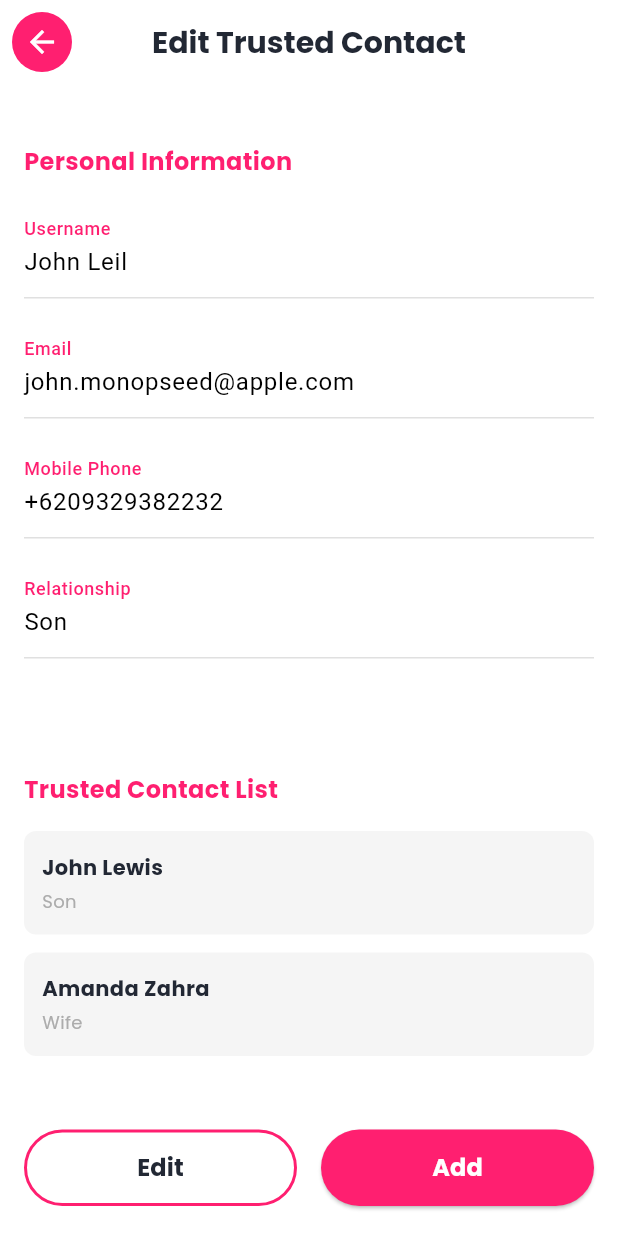
After one commit to bdytnnjh/bayarbuddy, a Flutter app: the TrustedContactScreen screen opened directly, after a tap on the "edit" icon, on a phone screen of 412 x 824 dp. The commit adds this screen. Run offline on Flutter 3.47's test engine with Material 3 defaults, Android fonts, the phone set to English and light mode, and no system bars; our stand-ins replace firebase_core; accounts and stored records are empty.

Commit message:
add family_member and trusted_contact

```diff
--- a/lib/presentation/screens/home/home_screen.dart
+++ b/lib/presentation/screens/home/home_screen.dart
@@ -70,7 +70,7 @@ class HomeScreen extends StatelessWidget {
                   spacing: 8.0,
                   mainAxisSize: MainAxisSize.min,
                   children: [
-                    Icon(Icons.login_outlined, color: Colors.white),
+                    Image.asset('assets/imgs/icn_logout.png', width: 20, height: 20, color: Colors.white),
                     Text('Log out', style: TextStyle(color: Colors.white)),
                   ],
                 )
--- a/lib/presentation/screens/profile/profile_screen.dart
+++ b/lib/presentation/screens/profile/profile_screen.dart
@@ -1,3 +1,4 @@
+import 'package:app/presentation/screens/trusted_contact/trusted_contact_screen.dart';
 import 'package:flutter/material.dart';
 import 'package:app/presentation/screens/limit/limit_screen.dart';
 
@@ -64,7 +65,9 @@ class _ProfileScreenState extends State<ProfileScreen> {
              _buildNavigationRow('Limit Transactions', () {
               Navigator.push(context, MaterialPageRoute(builder: (context) => LimitTransactionScreen()));
              }),
-             _buildNavigationRow('Trusted Contacts', () {}),
+             _buildNavigationRow('Trusted Contacts', () {
+              Navigator.push(context, MaterialPageRoute(builder: (context) => TrustedContactScreen()));
+             }),
              _buildToggleRow('Display Mode', displayModeEnabled, (value) {
                 setState(() {
                 displayModeEnabled = value;
--- /dev/null
+++ b/lib/presentation/screens/trusted_contact/trusted_contact_screen.dart
@@ -0,0 +1,256 @@
+import 'package:app/core/themes/app_theme.dart';
+import 'package:app/core/widgets/customs/app_bar_global.dart';
+import 'package:flutter/material.dart';
+
+class TrustedContactScreen extends StatefulWidget {
+  const TrustedContactScreen({super.key});
+
+  @override
+  State<TrustedContactScreen> createState() => _TrustedContactScreenState();
+}
+
+class _TrustedContactScreenState extends State<TrustedContactScreen> {
+  List<Map<String, String>> trustedContacts = [
+    {'name': 'John Lewis', 'relationship': 'Son'},
+    {'name': 'Amanda Zahra', 'relationship': 'Wife'},
+  ];
+
+  bool _isViewMode = true;
+
+  @override
+  Widget build(BuildContext context) {
+    return Scaffold(
+      appBar: AppBarGlobal(title: _isViewMode ? 'Trusted Contact' : 'Edit Trusted Contact'),
+      backgroundColor: Colors.white,
+      body: SingleChildScrollView(
+        child: Padding(
+          padding: const EdgeInsets.symmetric(horizontal: 16.0, vertical: 20.0),
+          child: Column(
+            crossAxisAlignment: CrossAxisAlignment.start,
+            children: [
+              const SizedBox(height: 20),
+              // Personal Information Section (only in add/edit mode)
+              if (!_isViewMode)
+                Column(
+                  crossAxisAlignment: CrossAxisAlignment.start,
+                  children: [
+                    _buildSectionTitle('Personal Information'),
+                    const SizedBox(height: 16),
+                    _buildInputField('Username', 'John Leil'),
+                    _buildInputField('Email', 'john.monopseed@apple.com'),
+                    _buildInputField('Mobile Phone', '+6209329382232'),
+                    _buildInputField('Relationship', 'Son'),
+                    const SizedBox(height: 60),
+                  ],
+                ),
+              // Trusted Contact List Section
+              _buildSectionTitle(_isViewMode ? 'Trusted Contact List' : 'Trusted Contact List'),
+              const SizedBox(height: 16),
+              ..._buildContactsList(),
+              const SizedBox(height: 60),
+            ],
+          ),
+        ),
+      ),
+      bottomNavigationBar: Padding(
+        padding: const EdgeInsets.symmetric(horizontal: 16.0, vertical: 20.0),
+        child: _buildButtonsSection(),
+      ),
+    );
+  }
+
+  Widget _buildSectionTitle(String title) {
+    return Text(
+      title,
+      style: TextStyle(
+        color: AppTheme.colors.primary,
+        fontSize: 16,
+        fontWeight: FontWeight.bold,
+        fontFamily: AppTheme.typography.primary,
+      ),
+    );
+  }
+
+  Widget _buildInputField(String label, String value) {
+    return Padding(
+      padding: const EdgeInsets.only(bottom: 16.0),
+      child: TextField(
+        controller: TextEditingController(text: value),
+        decoration: InputDecoration(
+          labelText: label,
+          labelStyle: TextStyle(
+            color: AppTheme.colors.primary,
+            fontWeight: FontWeight.w500,
+          ),
+          floatingLabelBehavior: FloatingLabelBehavior.always,
+          border: UnderlineInputBorder(
+            borderSide: BorderSide(color: Colors.grey[300]!),
+          ),
+          enabledBorder: UnderlineInputBorder(
+            borderSide: BorderSide(color: Colors.grey[300]!),
+          ),
+          focusedBorder: UnderlineInputBorder(
+            borderSide: BorderSide(color: AppTheme.colors.primary),
+          ),
+        ),
+      ),
+    );
+  }
+
+  List<Widget> _buildContactsList() {
+    return trustedContacts.asMap().entries.map((entry) {
+      int index = entry.key;
+      Map<String, String> contact = entry.value;
+      return Padding(
+        padding: const EdgeInsets.only(bottom: 12.0),
+        child: Container(
+          padding: const EdgeInsets.symmetric(horizontal: 12, vertical: 14),
+          decoration: BoxDecoration(
+            color: Colors.grey[100],
+            borderRadius: BorderRadius.circular(8),
+          ),
+          child: Row(
+            mainAxisAlignment: MainAxisAlignment.spaceBetween,
+            children: [
+              Column(
+                crossAxisAlignment: CrossAxisAlignment.start,
+                children: [
+                  Text(
+                    contact['name']!,
+                    style: TextStyle(
+                      color: AppTheme.colors.textPrimary,
+                      fontSize: 14,
+                      fontWeight: FontWeight.w600,
+                      fontFamily: AppTheme.typography.primary,
+                    ),
+                  ),
+                  const SizedBox(height: 4),
+                  Text(
+                    contact['relationship']!,
+                    style: TextStyle(
+                      color: AppTheme.colors.grey,
+                      fontSize: 12,
+                      fontFamily: AppTheme.typography.primary,
+                    ),
+                  ),
+                ],
+              ),
+              if (_isViewMode)
+                Row(
+                  children: [
+                    IconButton(
+                      icon: Icon(
+                        Icons.edit,
+                        color: AppTheme.colors.primary,
+                        size: 20,
+                      ),
+                      onPressed: () {
+                        setState(() => _isViewMode = false);
+                      },
+                    ),
+                    IconButton(
+                      icon: Icon(
+                        Icons.delete,
+                        color: AppTheme.colors.red,
+                        size: 20,
+                      ),
+                      onPressed: () {
+                        setState(() => trustedContacts.removeAt(index));
+                      },
+                    ),
+                  ],
+                ),
+            ],
+          ),
+        ),
+      );
+    }).toList();
+  }
+
+  Widget _buildButtonsSection() {
+    if (_isViewMode) {
+      // View mode - Show Add button
+      return SizedBox(
+        width: double.infinity,
+        child: ElevatedButton(
+          onPressed: () {
+            setState(() => _isViewMode = false);
+          },
+          style: ElevatedButton.styleFrom(
+            backgroundColor: AppTheme.colors.primary,
+            padding: const EdgeInsets.symmetric(vertical: 14),
+            shape: RoundedRectangleBorder(
+              borderRadius: BorderRadius.circular(50),
+            ),
+          ),
+          child: Text(
+            'Add',
+            style: TextStyle(
+              color: Colors.white,
+              fontSize: 16,
+              fontWeight: FontWeight.bold,
+              fontFamily: AppTheme.typography.primary,
+            ),
+          ),
+        ),
+      );
+    } else {
+      // Edit mode - Show Edit and Add buttons
+      return Row(
+        children: [
+          Expanded(
+            child: OutlinedButton(
+              onPressed: () {
+                setState(() => _isViewMode = true);
+              },
+              style: OutlinedButton.styleFrom(
+                side: BorderSide(
+                  color: AppTheme.colors.primary,
+                  width: 2,
+                ),
+                padding: const EdgeInsets.symmetric(vertical: 14),
+                shape: RoundedRectangleBorder(
+                  borderRadius: BorderRadius.circular(50),
+                ),
+              ),
+              child: Text(
+                'Edit',
+                style: TextStyle(
+                  color: AppTheme.colors.textPrimary,
+                  fontSize: 16,
+                  fontWeight: FontWeight.bold,
+                  fontFamily: AppTheme.typography.primary,
+                ),
+              ),
+            ),
+          ),
+          const SizedBox(width: 16),
+          Expanded(
+            child: ElevatedButton(
+              onPressed: () {
+                // Handle add new contact
+                setState(() => _isViewMode = true);
+              },
+              style: ElevatedButton.styleFrom(
+                backgroundColor: AppTheme.colors.primary,
+                padding: const EdgeInsets.symmetric(vertical: 14),
+                shape: RoundedRectangleBorder(
+                  borderRadius: BorderRadius.circular(50),
+                ),
+              ),
+              child: Text(
+                'Add',
+                style: TextStyle(
+                  color: Colors.white,
+                  fontSize: 16,
+                  fontWeight: FontWeight.bold,
+                  fontFamily: AppTheme.typography.primary,
+                ),
+              ),
+            ),
+          ),
+        ],
+      );
+    }
+  }
+}
```
Also changed, not shown: lib/presentation/screens/family_member.dart (added, +156 -0 lines), lib/presentation/screens/register/register_screen.dart (+17 -6 lines), lib/presentation/screens/transaction/trancaction_success_screen.dart (deleted), lib/presentation/screens/transaction/transaction_fail_screen.dart (deleted), lib/presentation/screens/transaction/transaction_request_screen.dart (deleted).
